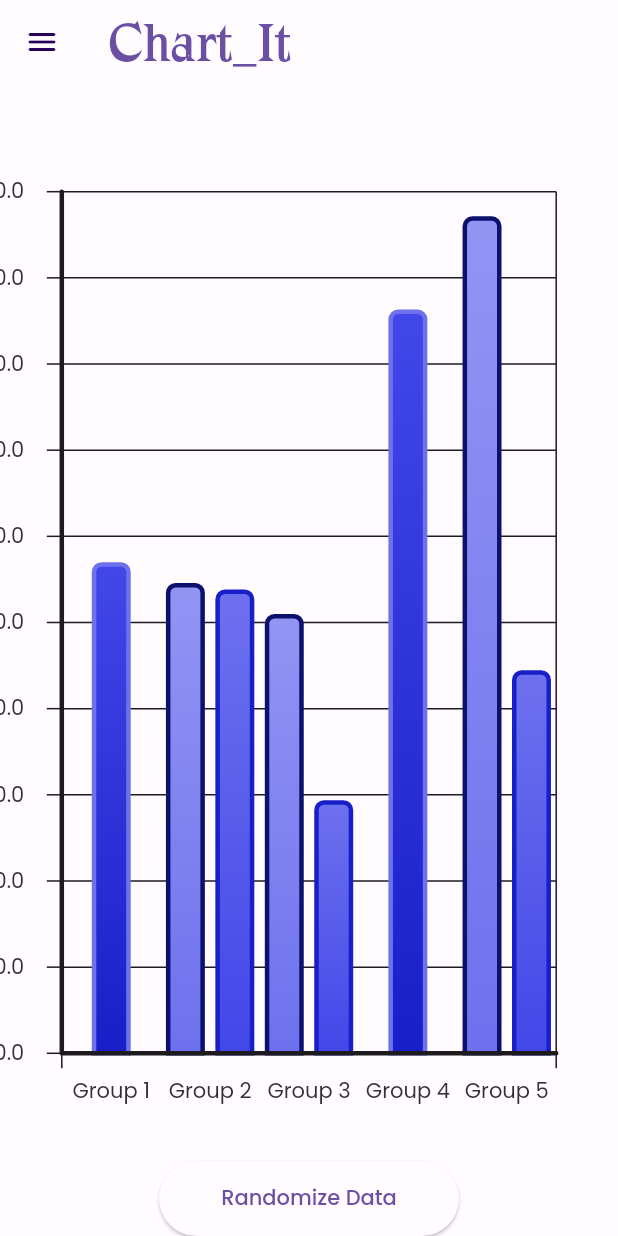
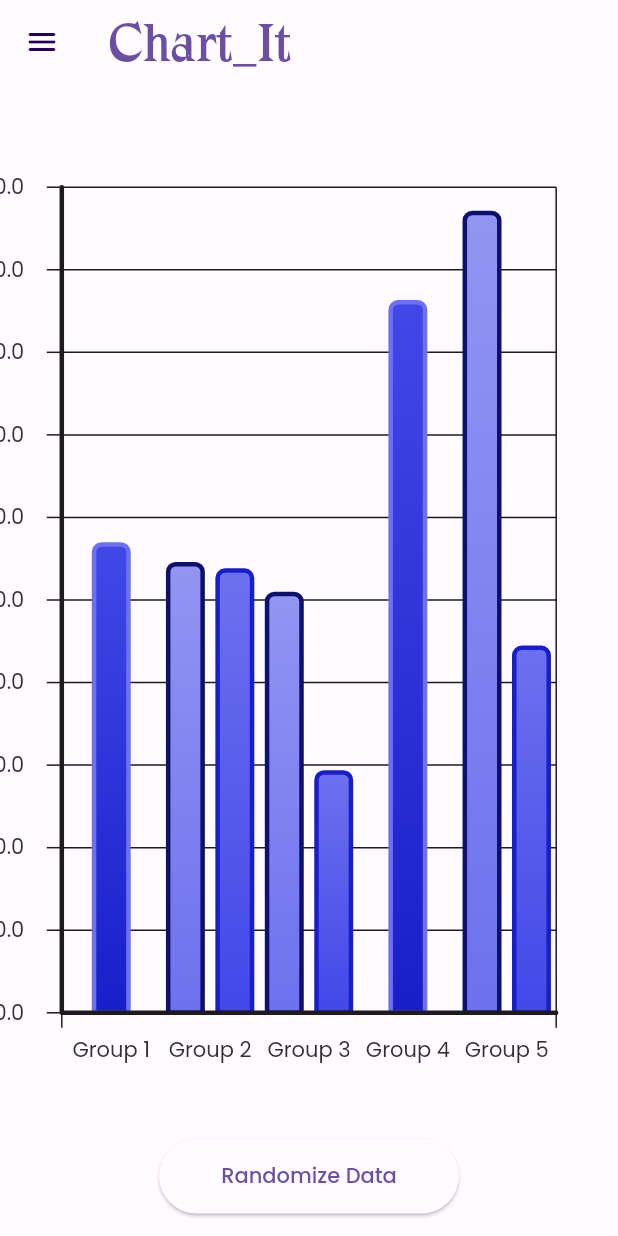
Before and after one commit to wednesday-solutions/chart_it, a Flutter app: the screen it shows after launch, on a phone screen of 412 x 824 dp. Run offline on Flutter 3.47's test engine with Material 2 defaults, Android fonts, the phone set to English and light mode, and no system bars; our stand-ins replace equatable, google_fonts, responsive_sizer, sidebarx, universal_platform; missing offline and left inert: flutter_displaymode.

Commit message:
Added Padding for Bottom Button

```diff
--- a/example/lib/place_holder/test_bar_chart.dart
+++ b/example/lib/place_holder/test_bar_chart.dart
@@ -68,12 +68,15 @@ class _TestBarChartState extends State<TestBarChart> {
           ),
         ),
         Center(
+          child: Padding(
+            padding: const EdgeInsets.all(15.0),
             child: SizedBox(
               width: 200,
               height: 50,
               child: ElevatedButton(
                 child: const Text('Randomize Data'),
                 onPressed: () => setState(() {}),
+              ),
             ),
           ),
         ),
--- a/example/lib/place_holder/test_pie_chart.dart
+++ b/example/lib/place_holder/test_pie_chart.dart
@@ -39,12 +39,15 @@ class _TestPieChartState extends State<TestPieChart> {
           ),
         ),
         Center(
+          child: Padding(
+            padding: const EdgeInsets.all(15.0),
             child: SizedBox(
               width: 200,
               height: 50,
               child: ElevatedButton(
                 child: const Text('Randomize Data'),
                 onPressed: () => setState(() {}),
+              ),
             ),
           ),
         ),
```
Lines whose indentation alone changed are shown as unchanged.
